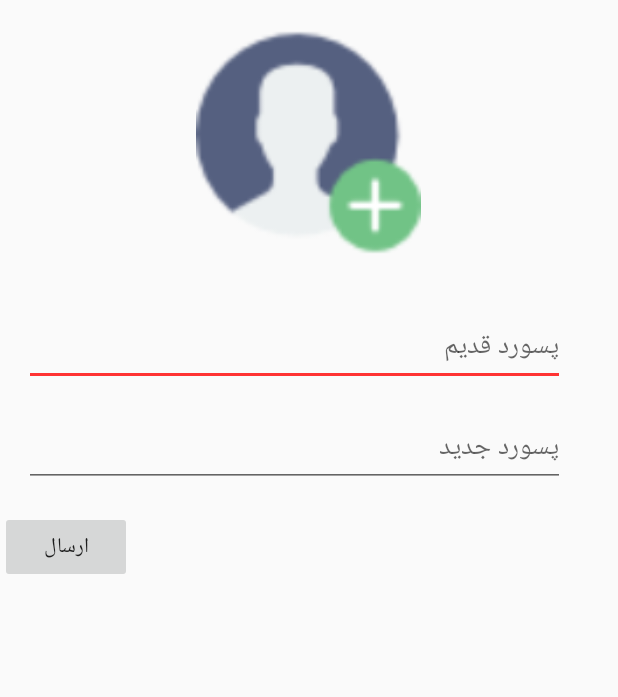
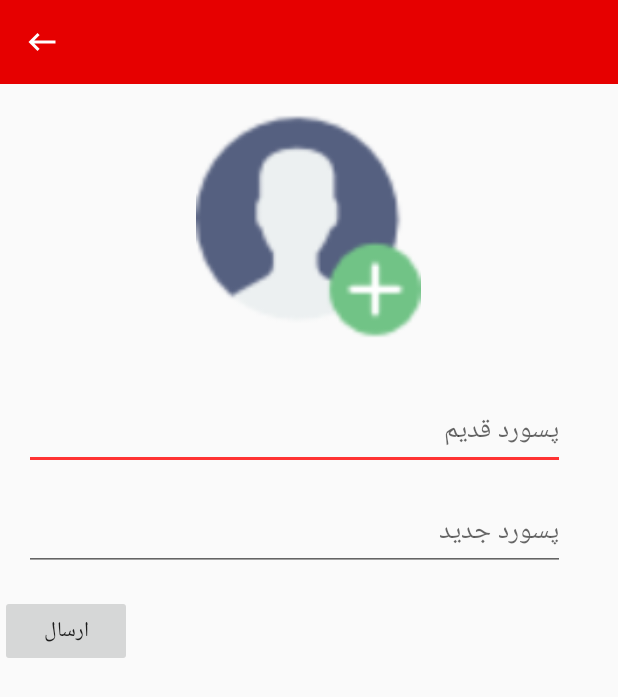
Before and after one commit to arsalanshp/TebLiberary, an Android app: the ProfileActivity screen opened directly, with no data from a screen before it, on a phone screen of 412 x 824 dp. Shown: the top 697 px of the screen. Run offline under Robolectric (Android 15) with nearby library versions, the phone set to English and light mode, and no system bars; libraries missing offline, so code that uses them is left out: com.koushikdutta.async, com.koushikdutta.ion; pictures from the network do not load.

Commit message:
add toolbars to profile activity add back icon to profile activity toolbars
fix bug of keyboard pop up in description activity

```diff
--- a/app/src/main/AndroidManifest.xml
+++ b/app/src/main/AndroidManifest.xml
@@ -50,10 +50,12 @@
             android:screenOrientation="portrait"/>
         <activity
             android:name=".DescriptionActivity"
-            android:label="@string/title_activity_description"
+            android:label="@string/description_activity_title"
+            android:windowSoftInputMode="stateHidden"
             android:theme="@style/AppTheme"
             android:screenOrientation="portrait">
         </activity>
+        <!--android:windowSoftInputMode="adjustNothing"-->
         <activity
             android:name="com.theartofdev.edmodo.cropper.CropImageActivity"
             android:theme="@style/My_Theme"
--- a/app/src/main/java/library/tebyan/com/teblibrary/DescriptionActivity.java
+++ b/app/src/main/java/library/tebyan/com/teblibrary/DescriptionActivity.java
@@ -77,7 +77,6 @@ public class DescriptionActivity extends AppCompatActivity implements View.OnCli
         description = (TextView) findViewById(R.id.book_description);
         toolbar = (Toolbar) findViewById(R.id.toolbar);
         setSupportActionBar(toolbar);
-        toolbar.setTitle(getString(R.string.profile_book_title));
         comment = (EditText) findViewById(R.id.comment_text);
         send_comment_btn = (ImageButton) findViewById(R.id.send_comment);
         send_comment_btn.setOnClickListener(this);
--- a/app/src/main/java/library/tebyan/com/teblibrary/ProfileActivity.java
+++ b/app/src/main/java/library/tebyan/com/teblibrary/ProfileActivity.java
@@ -41,6 +41,16 @@ public class ProfileActivity extends AppCompatActivity implements View.OnClickLi
         setContentView(R.layout.activity_profile);
         toolbar= (Toolbar) findViewById(R.id.toolbar);
         setSupportActionBar(toolbar);
+        getSupportActionBar().setTitle(null);
+        toolbar.setNavigationOnClickListener(new View.OnClickListener(){
+            @Override
+            public void onClick(View v) {
+                startActivity(new Intent(getApplicationContext(),MainActivity.class));
+            }
+        });
+
+
+
          profileImageView = (ImageButton) findViewById(R.id.profileImg);
         if(!Shared.getData(getApplicationContext(), Shared.AVATAR_PATH).equals("")){
             chageAvatar(Shared.getData(getApplicationContext(), Shared.AVATAR_PATH));
--- a/app/src/main/res/layout/activity_description.xml
+++ b/app/src/main/res/layout/activity_description.xml
@@ -18,7 +18,8 @@
         android:layout_width="match_parent"
         android:layout_height="?attr/actionBarSize"
         android:background="@color/primaryDarkColor"
-        app:popupTheme="@style/ThemeOverlay.AppCompat.Light" />
+        app:popupTheme="@style/ThemeOverlay.AppCompat.Light"
+        />
     </android.support.design.widget.AppBarLayout>
 
 <LinearLayout
--- a/app/src/main/res/layout/activity_main.xml
+++ b/app/src/main/res/layout/activity_main.xml
@@ -66,7 +66,8 @@
                 android:layout_width="match_parent"
                 android:layout_height="?android:actionBarSize"
                 android:popupTheme="@style/ThemeOverlay.AppCompat.Light"
-                app:layout_collapseMode="pin" />
+                app:layout_collapseMode="pin"
+                />
         </android.support.design.widget.CollapsingToolbarLayout>
     </android.support.design.widget.AppBarLayout>
 
--- a/app/src/main/res/layout/activity_profile.xml
+++ b/app/src/main/res/layout/activity_profile.xml
@@ -5,12 +5,15 @@
     android:layout_height="match_parent"
     android:orientation="vertical">
 
-    <!--<android.support.v7.widget.Toolbar-->
-        <!--android:id="@+id/toolbar"-->
-        <!--android:layout_width="match_parent"-->
-        <!--android:layout_height="?attr/actionBarSize"-->
-        <!--android:background="@color/primaryDarkColor"-->
-        <!--app:popupTheme="@style/ThemeOverlay.AppCompat.Light" />-->
+    <android.support.v7.widget.Toolbar
+        android:id="@+id/toolbar"
+        android:layout_width="match_parent"
+        android:layout_height="?attr/actionBarSize"
+        android:background="@color/primaryDarkColor"
+        app:popupTheme="@style/ThemeOverlay.AppCompat.Light"
+        app:navigationIcon="@drawable/back"
+        />
+
 
         <ImageButton
             android:id="@+id/profileImg"
--- a/app/src/main/res/values/colors.xml
+++ b/app/src/main/res/values/colors.xml
@@ -5,6 +5,7 @@
     <color name="profileDurationColor">#F9BB72</color>
     <color name="profileTextHint">#C7C9CB</color>
     <color name="black">#000000</color>
+    <color name="white">#ffffff</color>
 
 
     <color name="primaryColor">#ff0000</color>
--- a/app/src/main/res/values/strings.xml
+++ b/app/src/main/res/values/strings.xml
@@ -14,6 +14,9 @@
     <string name="no_internet_connection">خطا در برقراری ارتباط</string>
 
     <!--yahyapour-->
+    <string name="description_activity_title">مشخصات کتاب</string>
+    <string name="profile_activity_title">ویرایش پسورد</string>
+    <string name="main_activity_title">کتابخانه تبیان</string>
     <string name="title_activity_edit_profile">EditProfileActivity</string>
     <string name="title_activity_login">کتابخانه تبیان</string>
     <string name="wrong_user_pass">نام کاربری یا رمز عبور اشتباه است</string>
```
Also changed, not shown: app/src/main/res/drawable-hdpi/back.png (added), app/src/main/res/drawable-mdpi/back.png (added), app/src/main/res/drawable-xhdpi/back.png (added), app/src/main/res/drawable-xxhdpi/back.png (added).
